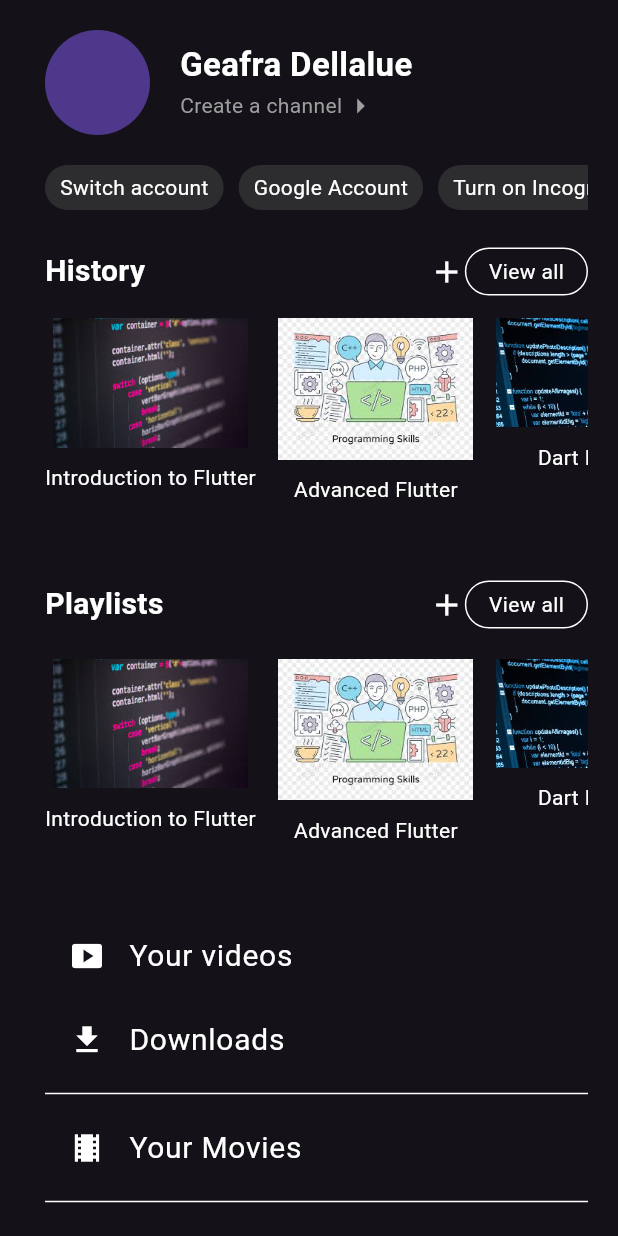
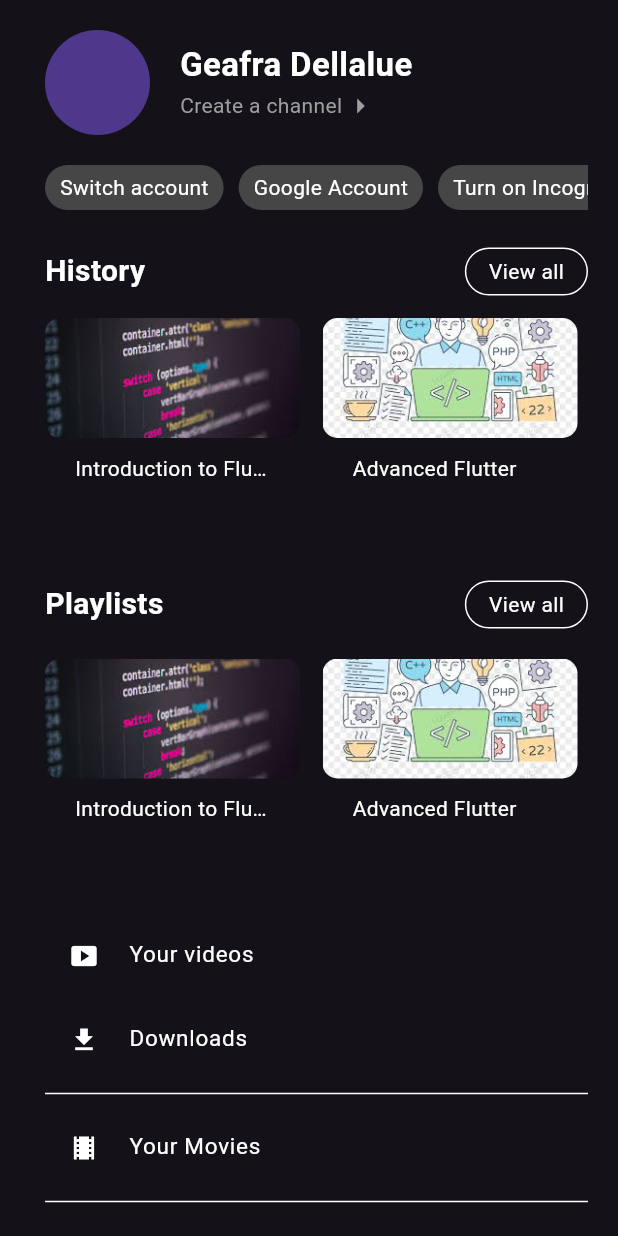
Before and after one commit to kingkmadmax/youtube, a Flutter app: the screen it shows after launch, on a phone screen of 412 x 824 dp. Run offline on Flutter 3.47's test engine with Material 3 defaults, Android fonts, the phone set to English and light mode, and no system bars.

Commit message:
fixed the icone and the image size

```diff
--- a/lib/pages/profile.dart
+++ b/lib/pages/profile.dart
@@ -135,7 +135,7 @@ class _ProfileState extends State<Profile> {
         ),
         Row(
           children: [
-            Icon(Icons.add, color: Colors.white), // Add icon
+            // Add icon
             _buildOutlinedButton("View all", onViewAllPressed),
           ],
         ),
@@ -151,7 +151,7 @@ class _ProfileState extends State<Profile> {
         margin: const EdgeInsets.only(right: 10),
         padding: const EdgeInsets.symmetric(horizontal: 10, vertical: 5),
         decoration: BoxDecoration(
-            color: const Color.fromARGB(255, 70, 70, 70).withOpacity(0.5),
+            color: const Color.fromARGB(255, 70, 70, 70),
             borderRadius: BorderRadius.circular(20)),
         child: Center(
           child: Text(
@@ -204,11 +204,24 @@ class _ProfileState extends State<Profile> {
       child: Column(
         children: [
           SizedBox(
-            width: 130,
-            child: Image.asset(imagePath, fit: BoxFit.cover),
+            width: 170, // Set width
+            height: 80, // Set height
+            child: ClipRRect(
+              borderRadius:
+                  BorderRadius.circular(10), // Optional: Rounded corners
+              child: Image.asset(imagePath, fit: BoxFit.cover),
+            ),
           ),
           const SizedBox(height: 10),
-          Text(title, style: const TextStyle(color: Colors.white)),
+          SizedBox(
+            width: 130, // Ensure the text aligns with the image
+            child: Text(
+              title,
+              style: const TextStyle(color: Colors.white),
+              textAlign: TextAlign.left,
+              overflow: TextOverflow.ellipsis, // Prevent text overflow
+            ),
+          ),
         ],
       ),
     );
@@ -221,9 +234,13 @@ class _ProfileState extends State<Profile> {
       physics: const NeverScrollableScrollPhysics(),
       children: [
         ListTile(
-          leading: const Icon(Icons.smart_display, color: Colors.white),
+          leading: const Icon(
+            Icons.smart_display,
+            color: Colors.white,
+            size: 20,
+          ),
           title: const Text("Your videos",
-              style: TextStyle(fontSize: 20, color: Colors.white)),
+              style: TextStyle(fontSize: 15, color: Colors.white)),
           onTap: () {
             Navigator.push(
               context,
@@ -232,9 +249,9 @@ class _ProfileState extends State<Profile> {
           },
         ),
         ListTile(
-          leading: const Icon(Icons.download, color: Colors.white),
+          leading: const Icon(Icons.download, color: Colors.white, size: 20),
           title: const Text("Downloads",
-              style: TextStyle(fontSize: 20, color: Colors.white)),
+              style: TextStyle(fontSize: 15, color: Colors.white)),
           onTap: () {
             Navigator.push(
               context,
@@ -244,9 +261,13 @@ class _ProfileState extends State<Profile> {
         ),
         const Divider(color: Colors.white, thickness: 1),
         ListTile(
-          leading: const Icon(Icons.local_movies, color: Colors.white),
+          leading: const Icon(
+            Icons.local_movies,
+            color: Colors.white,
+            size: 20,
+          ),
           title: const Text("Your Movies",
-              style: TextStyle(fontSize: 20, color: Colors.white)),
+              style: TextStyle(fontSize: 15, color: Colors.white)),
           onTap: () {
             Navigator.push(
               context,
@@ -256,9 +277,10 @@ class _ProfileState extends State<Profile> {
         ),
         const Divider(color: Colors.white, thickness: 1),
         ListTile(
-          leading: const Icon(Icons.insert_chart, color: Colors.white),
+          leading:
+              const Icon(Icons.insert_chart, color: Colors.white, size: 20),
           title: const Text("Time watched",
-              style: TextStyle(fontSize: 20, color: Colors.white)),
+              style: TextStyle(fontSize: 15, color: Colors.white)),
           onTap: () {
             Navigator.push(
               context,
@@ -267,9 +289,9 @@ class _ProfileState extends State<Profile> {
           },
         ),
         ListTile(
-          leading: const Icon(Icons.help, color: Colors.white),
+          leading: const Icon(Icons.help, color: Colors.white, size: 20),
           title: const Text("Help & feedback",
-              style: TextStyle(fontSize: 20, color: Colors.white)),
+              style: TextStyle(fontSize: 15, color: Colors.white)),
           onTap: () {
             Navigator.push(
               context,
```
